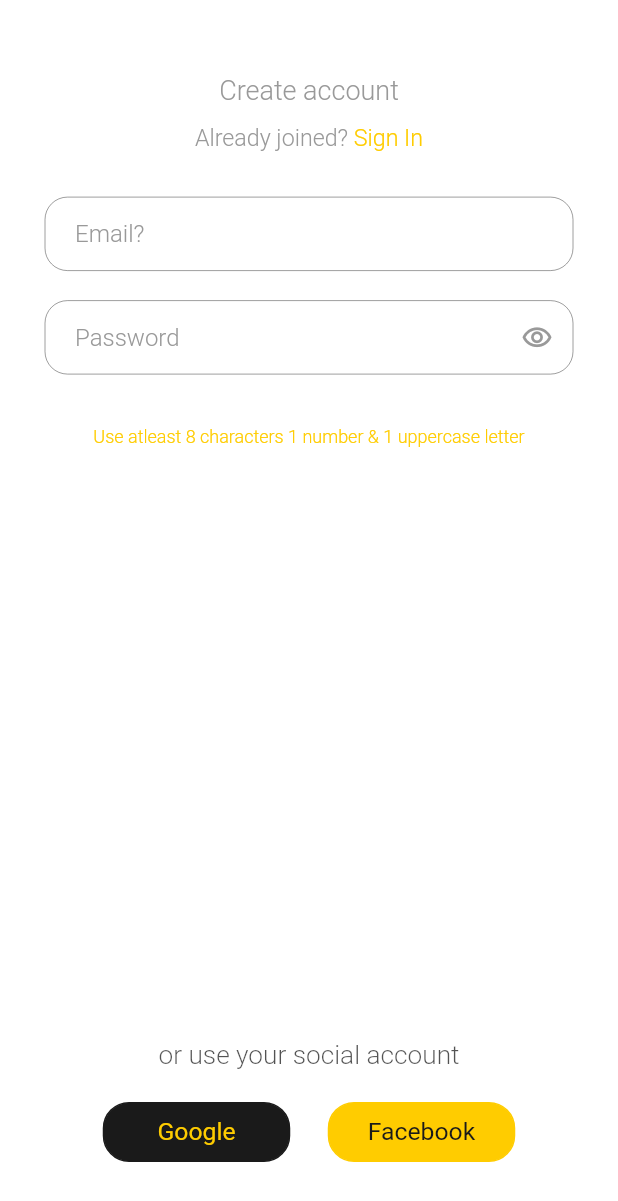
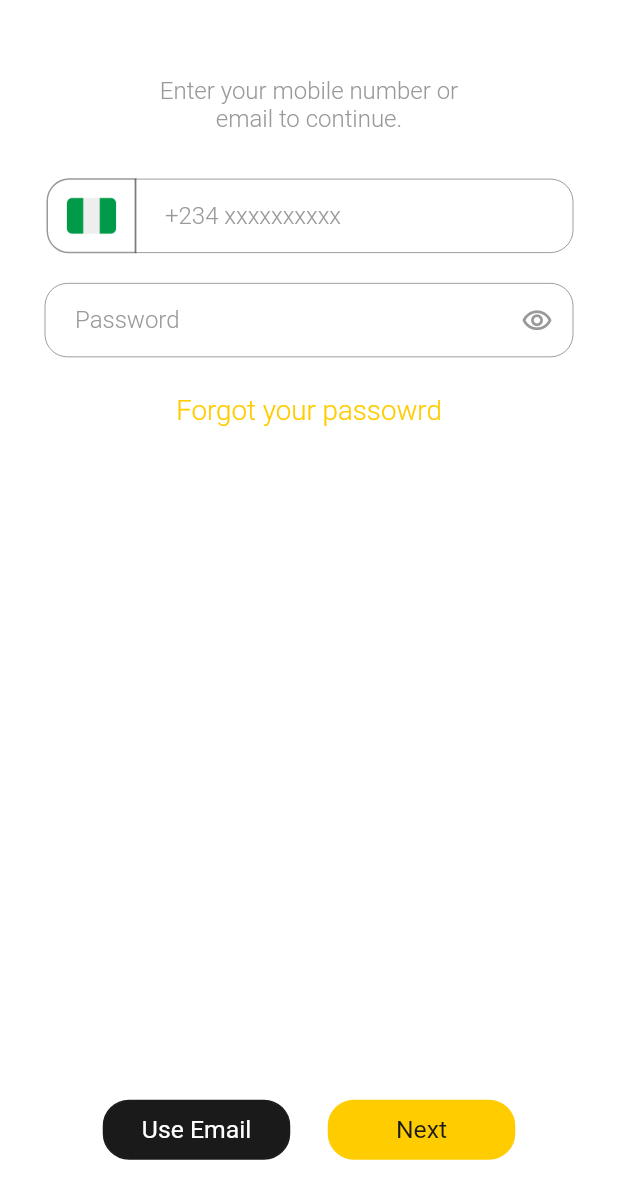
Before and after one commit to iWOLFSTEIN/Rodiio-App-Flutter, a Flutter app: the screen it shows after launch, after a tap on "Sign In", on a phone screen of 412 x 824 dp. Shown: the top 1201 px of the screen. Run offline on Flutter 3.47's test engine with Material 2 defaults, Android fonts, the phone set to English and light mode, and no system bars; our stand-ins replace country_picker.

Commit message:
login screen is created

```diff
--- a/lib/screens/create_account.dart
+++ b/lib/screens/create_account.dart
@@ -1,6 +1,8 @@
 import 'package:flutter/material.dart';
 import 'package:rodiio_app/constants/theme.dart';
+import 'package:rodiio_app/screens/login.dart';
 
+import '../widgets/custom_small_button.dart';
 import '../widgets/custom_text_field.dart';
 
 class CreateAccount extends StatefulWidget {
@@ -24,7 +26,10 @@ class _CreateAccountState extends State<CreateAccount> {
           children: [
             Column(
               children: [
-                title(signInAction: () {}),
+                title(signInAction: () {
+                  Navigator.push(context,
+                      MaterialPageRoute(builder: (context) => const Login()));
+                }),
                 const SizedBox(
                   height: 30,
                 ),
@@ -134,41 +139,3 @@ class _CreateAccountState extends State<CreateAccount> {
     );
   }
 }
-
-class CustomSmallButton extends StatelessWidget {
-  const CustomSmallButton({
-    required this.action,
-    required this.title,
-    required this.borderColor,
-    required this.buttonColor,
-    required this.titleColor,
-    Key? key,
-  }) : super(key: key);
-
-  final String title;
-  final Color titleColor;
-  final Color buttonColor;
-  final Color borderColor;
-  final Function() action;
-  @override
-  Widget build(BuildContext context) {
-    return Container(
-      height: 40,
-      width: 125,
-      decoration: BoxDecoration(
-          border: Border.all(color: borderColor),
-          color: buttonColor,
-          borderRadius: const BorderRadius.all(Radius.circular(17.5))),
-      child: TextButton(
-        onPressed: action,
-        child: Text(
-          title,
-          style: TextStyle(
-              color: titleColor,
-              fontSize: 16.5,
-              fontFamily: fontFamilySecondary),
-        ),
-      ),
-    );
-  }
-}
--- a/lib/screens/login.dart
+++ b/lib/screens/login.dart
@@ -0,0 +1,189 @@
+import 'package:country_picker/country_picker.dart';
+import 'package:flutter/material.dart';
+import 'package:rodiio_app/screens/create_account.dart';
+
+import '../widgets/custom_small_button.dart';
+import '../widgets/custom_text_field.dart';
+
+class Login extends StatefulWidget {
+  const Login({super.key});
+
+  @override
+  State<Login> createState() => _LoginState();
+}
+
+class _LoginState extends State<Login> {
+  final _phoneController = TextEditingController();
+  final _passwordController = TextEditingController();
+
+  String? countryFlag;
+  @override
+  Widget build(BuildContext context) {
+    return Scaffold(
+      backgroundColor: Colors.white,
+      body: SafeArea(
+        child: Column(
+          mainAxisAlignment: MainAxisAlignment.spaceAround,
+          crossAxisAlignment: CrossAxisAlignment.center,
+          children: [
+            Column(
+              crossAxisAlignment: CrossAxisAlignment.center,
+              children: [
+                const SizedBox(
+                  width: 200,
+                  child: Text(
+                    'Enter your mobile number or email to continue.',
+                    textAlign: TextAlign.center,
+                    style: TextStyle(
+                      fontSize: 16,
+                      color: Color(0xFF999999),
+                    ),
+                  ),
+                ),
+                const SizedBox(
+                  height: 30,
+                ),
+                customTextField(context),
+                const SizedBox(
+                  height: 20,
+                ),
+                CustomTextField(
+                  controller: _passwordController,
+                  textColor: const Color(0xFF1A1A1A),
+                  borderColor: const Color(0xFF999999),
+                  hintText: 'Password',
+                  suffixIcon: const Icon(Icons.remove_red_eye_outlined,
+                      size: 21, color: Color(0xFF999999)),
+                ),
+                const SizedBox(
+                  height: 25,
+                ),
+                GestureDetector(
+                    onTap: () {},
+                    child: const Text(
+                      'Forgot your passowrd',
+                      style:
+                          TextStyle(color: Color(0xFFFFCC00), fontSize: 18.5),
+                    ))
+              ],
+            ),
+            Container(),
+            Container(),
+            Container(),
+            Column(
+              children: [
+                Text(
+                  '',
+                  style: TextStyle(
+                      fontSize: 17.5,
+                      color: const Color(0xFF1A1A1A).withOpacity(0.75)),
+                ),
+                const SizedBox(height: 20),
+                Row(
+                  mainAxisAlignment: MainAxisAlignment.center,
+                  children: [
+                    CustomSmallButton(
+                      title: 'Use Email',
+                      titleColor: Colors.white,
+                      buttonColor: const Color(0xFF1A1A1A),
+                      borderColor: const Color(0xFF1A1A1A),
+                      action: () {},
+                    ),
+                    const SizedBox(
+                      width: 25,
+                    ),
+                    CustomSmallButton(
+                      title: 'Next',
+                      titleColor: const Color(0xFF1A1A1A),
+                      buttonColor: const Color(0xFFFFCC00),
+                      borderColor: const Color(0xFFFFCC00),
+                      action: () {},
+                    ),
+                  ],
+                )
+              ],
+            )
+          ],
+        ),
+      ),
+    );
+  }
+
+  Padding customTextField(BuildContext context) {
+    return Padding(
+      padding: const EdgeInsets.symmetric(
+        horizontal: 30,
+      ),
+      child: Row(
+        children: [
+          GestureDetector(
+            onTap: () {
+              showCountryPicker(
+                context: context,
+                showPhoneCode:
+                    true, // optional. Shows phone code before the country name.
+                onSelect: (Country country) {
+                  setState(() {
+                    countryFlag = country.flagEmoji;
+                    _phoneController.text = country.phoneCode;
+                  });
+                },
+              );
+            },
+            child: Transform.translate(
+              offset: const Offset(1, 0),
+              child: Container(
+                  width: 60,
+                  height: 50,
+                  padding:
+                      const EdgeInsets.symmetric(horizontal: 12, vertical: 6),
+                  decoration: BoxDecoration(
+                      color: Colors.white,
+                      border:
+                          Border.all(color: const Color(0xFF999999), width: 1),
+                      borderRadius: const BorderRadius.only(
+                        topLeft: Radius.circular(15),
+                        bottomLeft: Radius.circular(15),
+                      )),
+                  child: Center(
+                      child: (countryFlag == null)
+                          ? Image.asset('images/flag.png')
+                          : Text(
+                              '$countryFlag',
+                              style: const TextStyle(fontSize: 28),
+                            ))),
+            ),
+          ),
+          Expanded(
+            child: TextField(
+              controller: _phoneController,
+              style: const TextStyle(color: Color(0xFF1A1A1A)),
+              decoration: const InputDecoration(
+                  border: OutlineInputBorder(
+                      borderSide: BorderSide(
+                        color: Color(0xFF999999),
+                        width: 1,
+                      ),
+                      borderRadius: BorderRadius.only(
+                          bottomRight: Radius.circular(15),
+                          topRight: Radius.circular(15))),
+                  focusedBorder: OutlineInputBorder(
+                      borderSide: BorderSide(
+                        color: Color(0xFF999999),
+                        width: 1,
+                      ),
+                      borderRadius: BorderRadius.all(Radius.circular(15))),
+                  isCollapsed: true,
+                  contentPadding:
+                      EdgeInsets.symmetric(horizontal: 20, vertical: 15),
+                  hintText: '+234 xxxxxxxxxx',
+                  hintStyle: TextStyle(
+                    color: Color(0xFF999999),
+                  )),
+            ),
+          ),
+        ],
+      ),
+    );
+  }
+}
--- /dev/null
+++ b/lib/widgets/custom_small_button.dart
@@ -0,0 +1,41 @@
+import 'package:flutter/material.dart';
+
+import '../constants/theme.dart';
+
+class CustomSmallButton extends StatelessWidget {
+  const CustomSmallButton({
+    required this.action,
+    required this.title,
+    required this.borderColor,
+    required this.buttonColor,
+    required this.titleColor,
+    Key? key,
+  }) : super(key: key);
+
+  final String title;
+  final Color titleColor;
+  final Color buttonColor;
+  final Color borderColor;
+  final Function() action;
+  @override
+  Widget build(BuildContext context) {
+    return Container(
+      height: 40,
+      width: 125,
+      decoration: BoxDecoration(
+          border: Border.all(color: borderColor),
+          color: buttonColor,
+          borderRadius: const BorderRadius.all(Radius.circular(17.5))),
+      child: TextButton(
+        onPressed: action,
+        child: Text(
+          title,
+          style: TextStyle(
+              color: titleColor,
+              fontSize: 16.5,
+              fontFamily: fontFamilySecondary),
+        ),
+      ),
+    );
+  }
+}
--- a/pubspec.yaml
+++ b/pubspec.yaml
@@ -36,6 +36,7 @@ dependencies:
   # The following adds the Cupertino Icons font to your application.
   # Use with the CupertinoIcons class for iOS style icons.
   cupertino_icons: ^1.0.2
+  country_picker: ^2.0.16
 
 dev_dependencies:
   flutter_test:
```
Also changed, not shown: images/flag.png (added), pubspec.lock.
